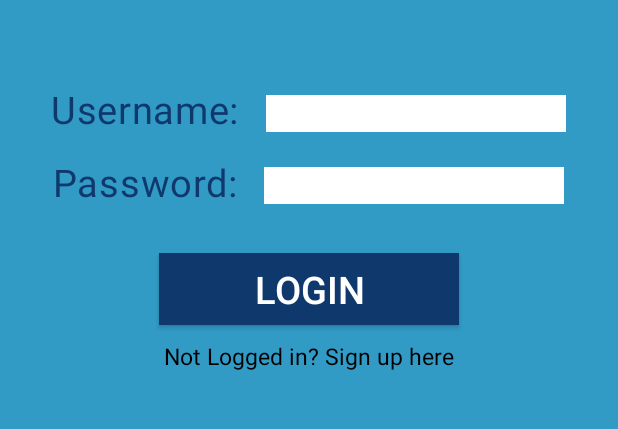
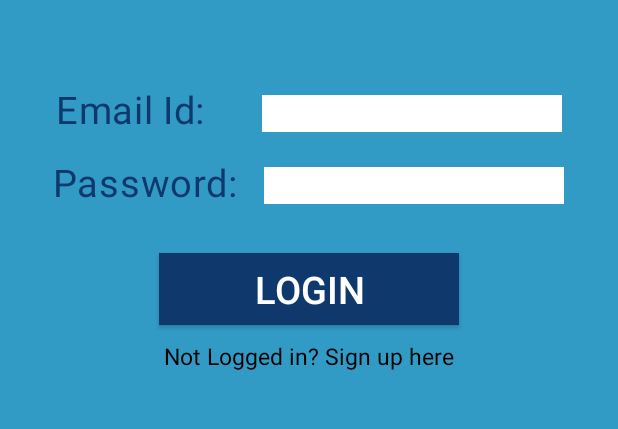
Before and after one commit to Rahul-Nair14/CapitaView, an Android app: the screen it shows after launch (MainActivity), after a tap on "LOGIN", on a phone screen of 412 x 824 dp, the part 561-990 px from its top. Run offline under Robolectric (Android 15) with nearby library versions, the phone set to English and light mode, and no system bars; our stand-ins replace Firebase (no records; nobody signed in at launch, a user with empty details on screens opened directly).

Commit message:
Firebase added - Registration & login done

```diff
--- a/app/build.gradle.kts
+++ b/app/build.gradle.kts
@@ -1,5 +1,6 @@
 plugins {
     id("com.android.application")
+    id("com.google.gms.google-services")
 }
 
 repositories {
@@ -42,6 +43,7 @@ dependencies {
     implementation("androidx.appcompat:appcompat:1.6.1")
     implementation("com.google.android.material:material:1.11.0")
     implementation("androidx.constraintlayout:constraintlayout:2.1.4")
+    implementation("com.google.firebase:firebase-auth:22.3.1")
     testImplementation("junit:junit:4.13.2")
     androidTestImplementation("androidx.test.ext:junit:1.1.5")
     androidTestImplementation("androidx.test.espresso:espresso-core:3.5.1")
--- a/app/src/main/java/com/example/capitaview_page_1/MainActivity.java
+++ b/app/src/main/java/com/example/capitaview_page_1/MainActivity.java
@@ -1,5 +1,6 @@
 package com.example.capitaview_page_1;
 
+import androidx.annotation.NonNull;
 import androidx.appcompat.app.AppCompatActivity;
 
 import android.content.Intent;
@@ -13,12 +14,18 @@ import android.widget.EditText;
 import android.widget.TextView;
 import android.widget.Toast;
 
+import com.google.android.gms.tasks.OnCompleteListener;
+import com.google.android.gms.tasks.Task;
+import com.google.firebase.auth.AuthResult;
+import com.google.firebase.auth.FirebaseAuth;
+
 public class MainActivity extends AppCompatActivity {
 
     TextView signInLink;
     EditText loginUserNameVar, loginPasswordVar;
     Button loginButtonVar;
 
+    FirebaseAuth firebaseAuth;
 
 
     @Override
@@ -31,6 +38,8 @@ public class MainActivity extends AppCompatActivity {
         loginPasswordVar = (EditText)findViewById(R.id.LoginPagePassWordEntry);
         loginButtonVar = (Button)findViewById(R.id.LoginButton);
 
+        firebaseAuth = FirebaseAuth.getInstance();
+
         signInLink.setOnClickListener(new View.OnClickListener() {
             @Override
             public void onClick(View view) {
@@ -40,7 +49,6 @@ public class MainActivity extends AppCompatActivity {
                     public void run() {
                         Intent intent = new Intent(MainActivity.this,Registration_activity.class);
                         startActivity(intent);
-                        finish();
                     }
                 },1000);
 
@@ -54,12 +62,23 @@ public class MainActivity extends AppCompatActivity {
                 String userName = loginUserNameVar.getText().toString();
                 String passWord = loginPasswordVar.getText().toString();
 
-                if(isValidEmail(userName)) {
+                if(isValidEmail(userName) && !(userName.isEmpty()) && !(passWord.isEmpty())) {
 
-                    Toast.makeText(getApplicationContext(),"Welcome "+ userName,Toast.LENGTH_SHORT).show();
-                    Intent intent = new Intent(MainActivity.this,MainDashboard.class);
-                    startActivity(intent);
+                    firebaseAuth.signInWithEmailAndPassword(userName,passWord).addOnCompleteListener(new OnCompleteListener<AuthResult>() {
+                        @Override
+                        public void onComplete(@NonNull Task<AuthResult> task) {
+                            if(task.isSuccessful()){
+                            Toast.makeText(getApplicationContext(),"Welcome "+ userName,Toast.LENGTH_SHORT).show();
+                            Intent intent = new Intent(MainActivity.this,MainDashboard.class);
+                            startActivity(intent);
+                            }
+                            else {
+                                Toast.makeText(getApplicationContext(),"Login Failed",Toast.LENGTH_SHORT).show();
+                            }
+                        }
+                    });
                 }
+
                 else {
                     Toast.makeText(getApplicationContext(),"Invalid Username or password",Toast.LENGTH_SHORT).show();
                 }
--- a/app/src/main/res/layout/activity_main.xml
+++ b/app/src/main/res/layout/activity_main.xml
@@ -45,7 +45,7 @@
         android:layout_width="wrap_content"
         android:layout_height="wrap_content"
         android:layout_marginTop="55dp"
-        android:text="Username:"
+        android:text="Email Id:"
         android:textColor="#0f396d"
         android:textSize="25sp" />
 
@@ -53,7 +53,7 @@
         android:id="@+id/LoginPageUserNameEntry"
         android:layout_width="200dp"
         android:layout_height="wrap_content"
-        android:layout_marginStart="18dp"
+        android:layout_marginStart="38dp"
         android:layout_marginTop="55dp"
         android:background="@color/white"
         android:textColor="@color/black"
@@ -86,6 +86,7 @@
         android:layout_marginTop="13dp"
         android:background="@color/white"
         android:textColor="@color/black"
+        android:inputType="textPassword"
         />
     </LinearLayout>
 
--- a/app/src/main/res/layout/activity_registration.xml
+++ b/app/src/main/res/layout/activity_registration.xml
@@ -46,7 +46,7 @@
         android:layout_height="wrap_content"
         android:layout_marginStart="30dp"
         android:layout_marginTop="36dp"
-        android:text="Enter Username:"
+        android:text="Enter Email ID:"
         android:textColor="#0f396d"
         android:textSize="20sp" />
 
@@ -54,7 +54,7 @@
         android:id="@+id/registerPageUserNameEntry"
         android:layout_width="150dp"
         android:layout_height="wrap_content"
-        android:layout_marginStart="30dp"
+        android:layout_marginStart="47dp"
         android:layout_marginTop="34dp"
         android:background="@color/white"
         android:textColor="@color/black"
@@ -88,6 +88,7 @@
         android:layout_marginStart="34dp"
         android:layout_marginTop="13dp"
         android:background="@color/white"
+        android:inputType="textPassword"
         android:textColor="@color/black"
         />
     </LinearLayout>
@@ -119,6 +120,7 @@
         android:layout_marginStart="9dp"
         android:layout_marginTop="12dp"
         android:background="@color/white"
+        android:inputType="textPassword"
         android:textColor="@color/black"
         />
     </LinearLayout>
--- a/build.gradle.kts
+++ b/build.gradle.kts
@@ -1,3 +1,8 @@
+buildscript {
+    dependencies {
+        classpath("com.google.gms:google-services:4.4.1")
+    }
+}
 // Top-level build file where you can add configuration options common to all sub-projects/modules.
 plugins {
     id("com.android.application") version "8.2.2" apply false
```
Also changed, not shown: app/src/main/java/com/example/capitaview_page_1/Registration_activity.java (+67 -0 lines).
